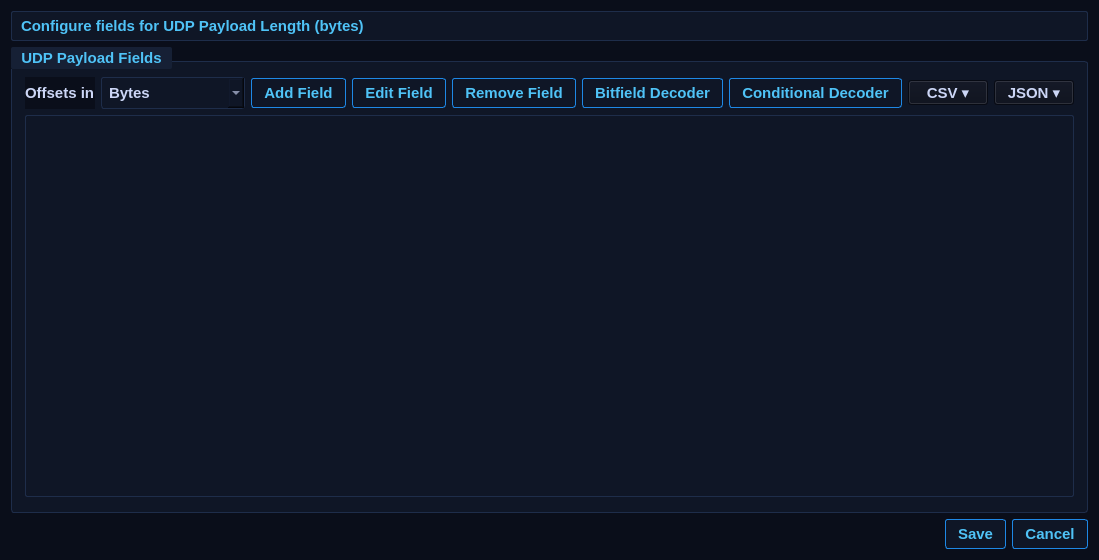
rohityaduvxnshi/pcapfile, file app_parser/forms/FieldConfigurationDialog.ui: the form before one commit.
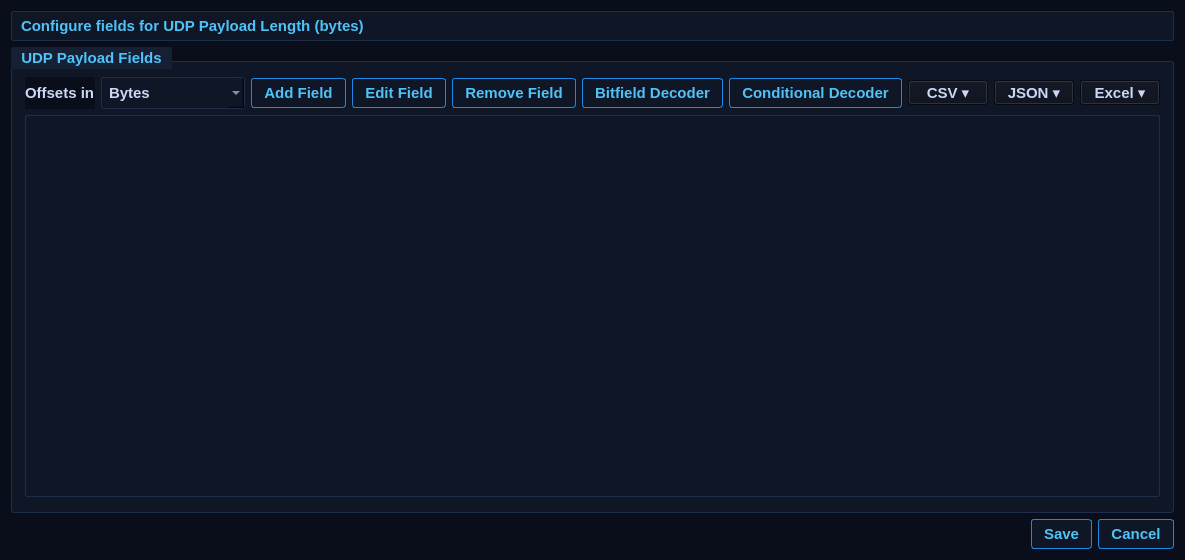
The form after the commit.

Commit message:
Add Excel (.xlsx) field import/export to both apps
Shared ExcelFieldCodec reads/writes field lists as .xlsx using QXlsx
(same column layout as CSV). Both FieldConfigurationDialog and
SimFieldConfigurationDialog gain an Excel toolbar button with
Import/Export actions. QXlsx is now linked into the simulator as well.

What changed in the file:
```diff
--- a/app_parser/forms/FieldConfigurationDialog.ui
+++ b/app_parser/forms/FieldConfigurationDialog.ui
@@ -23,6 +23,7 @@
         <item><spacer name="buttonStretch"><property name="orientation"><enum>Qt::Horizontal</enum></property><property name="sizeHint" stdset="0"><size><width>40</width><height>20</height></size></property></spacer></item>
         <item><widget class="QToolButton" name="btnCsvMenu"><property name="toolTip"><string>CSV operations: Import, Export, Template. Bitfield/Conditional decoders are NOT included in CSV.</string></property><property name="text"><string>CSV ▾</string></property><property name="popupMode"><enum>QToolButton::InstantPopup</enum></property><property name="minimumSize"><size><width>80</width><height>0</height></size></property></widget></item>
         <item><widget class="QToolButton" name="btnJsonMenu"><property name="toolTip"><string>JSON operations: Import, Export. Bitfield/Conditional decoders ARE included in JSON.</string></property><property name="text"><string>JSON ▾</string></property><property name="popupMode"><enum>QToolButton::InstantPopup</enum></property><property name="minimumSize"><size><width>80</width><height>0</height></size></property></widget></item>
+        <item><widget class="QToolButton" name="btnExcelMenu"><property name="toolTip"><string>Excel (.xlsx) operations: Import, Export. Same columns as CSV; bit decoders are not carried in the spreadsheet (use JSON for those).</string></property><property name="text"><string>Excel ▾</string></property><property name="popupMode"><enum>QToolButton::InstantPopup</enum></property><property name="minimumSize"><size><width>80</width><height>0</height></size></property></widget></item>
        </layout>
       </item>
       <item><widget class="QTableWidget" name="tblFields"><property name="alternatingRowColors"><bool>true</bool></property><property name="minimumSize"><size><width>0</width><height>300</height></size></property></widget></item>
```
The commit also changes 8 other files.
